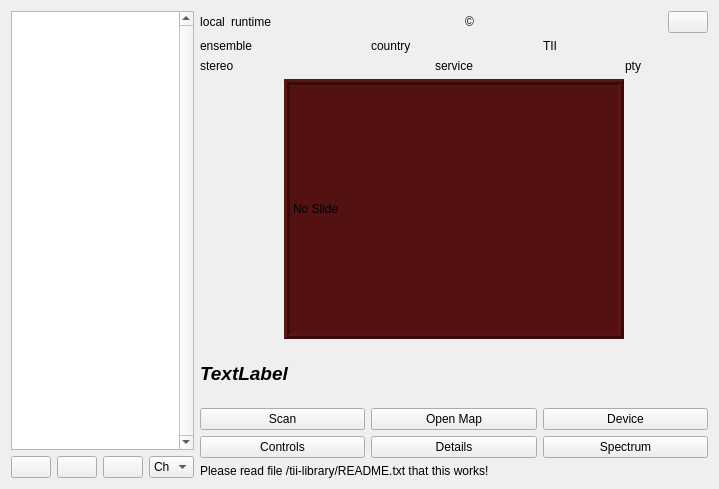
This is forms/dabradio.ui in tomneda/DABstar as Qt 5 draws it before an edit. The edited form follows.
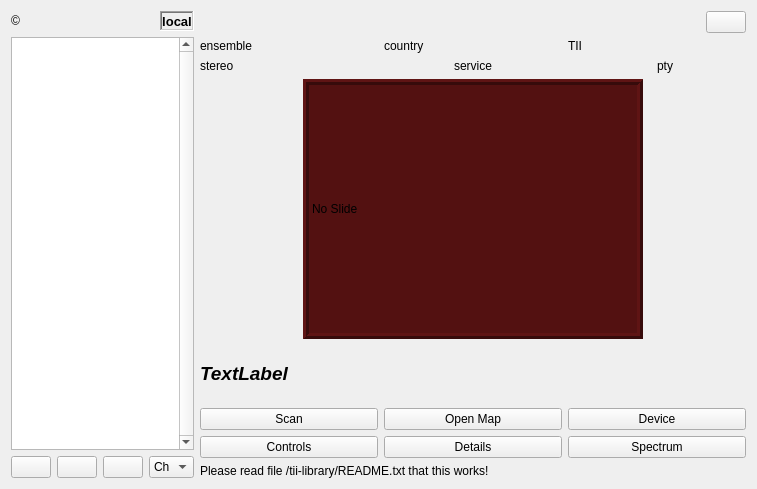
This is the edited form. Icons and pictures are not drawn.

Commit message: Shift time display and remove runtime display

The edit to the form file:
```diff
--- a/forms/dabradio.ui
+++ b/forms/dabradio.ui
@@ -6,7 +6,7 @@
    <rect>
     <x>0</x>
     <y>0</y>
-    <width>719</width>
+    <width>757</width>
     <height>489</height>
    </rect>
   </property>
@@ -19,6 +19,56 @@
   <layout class="QHBoxLayout" name="horizontalLayout_5" stretch="0,2">
    <item>
     <layout class="QVBoxLayout" name="verticalLayout_4">
+     <item>
+      <layout class="QHBoxLayout" name="horizontalLayout_2">
+       <item>
+        <widget class="QLabel" name="copyrightLabel">
+         <property name="text">
+          <string>©</string>
+         </property>
+        </widget>
+       </item>
+       <item>
+        <spacer name="horizontalSpacer_7">
+         <property name="orientation">
+          <enum>Qt::Horizontal</enum>
+         </property>
+         <property name="sizeHint" stdset="0">
+          <size>
+           <width>20</width>
+           <height>20</height>
+          </size>
+         </property>
+        </spacer>
+       </item>
+       <item>
+        <widget class="QLabel" name="lblLocalTime">
+         <property name="font">
+          <font>
+           <pointsize>10</pointsize>
+           <weight>75</weight>
+           <bold>true</bold>
+          </font>
+         </property>
+         <property name="frameShape">
+          <enum>QFrame::WinPanel</enum>
+         </property>
+         <property name="frameShadow">
+          <enum>QFrame::Sunken</enum>
+         </property>
+         <property name="text">
+          <string>local</string>
+         </property>
+         <property name="alignment">
+          <set>Qt::AlignCenter</set>
+         </property>
+         <property name="margin">
+          <number>5</number>
+         </property>
+        </widget>
+       </item>
+      </layout>
+     </item>
      <item>
       <widget class="QTableView" name="tblServiceList">
        <property name="verticalScrollBarPolicy">
@@ -124,52 +174,6 @@
     <layout class="QVBoxLayout" name="verticalLayout">
      <item>
       <layout class="QHBoxLayout" name="horizontalLayout_6">
-       <item>
-        <widget class="QLabel" name="localTimeDisplay">
-         <property name="text">
-          <string>local</string>
-         </property>
-         <property name="alignment">
-          <set>Qt::AlignCenter</set>
-         </property>
-         <property name="margin">
-          <number>5</number>
-         </property>
-        </widget>
-       </item>
-       <item>
-        <widget class="QLabel" name="runtimeDisplay">
-         <property name="text">
-          <string>runtime</string>
-         </property>
-         <property name="alignment">
-          <set>Qt::AlignCenter</set>
-         </property>
-         <property name="margin">
-          <number>5</number>
-         </property>
-        </widget>
-       </item>
-       <item>
-        <spacer name="horizontalSpacer_3">
-         <property name="orientation">
-          <enum>Qt::Horizontal</enum>
-         </property>
-         <property name="sizeHint" stdset="0">
-          <size>
-           <width>40</width>
-           <height>20</height>
-          </size>
-         </property>
-        </spacer>
-       </item>
-       <item>
-        <widget class="QLabel" name="copyrightLabel">
-         <property name="text">
-          <string>©</string>
-         </property>
-        </widget>
-       </item>
        <item>
         <spacer name="horizontalSpacer_4">
          <property name="orientation">
```
The commit also changes 1 other file.
